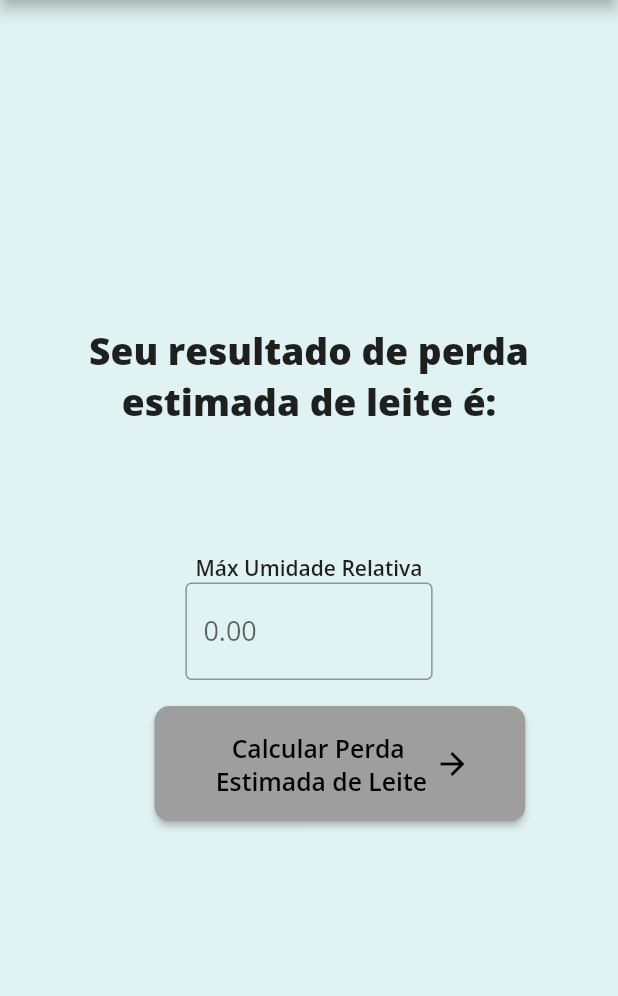
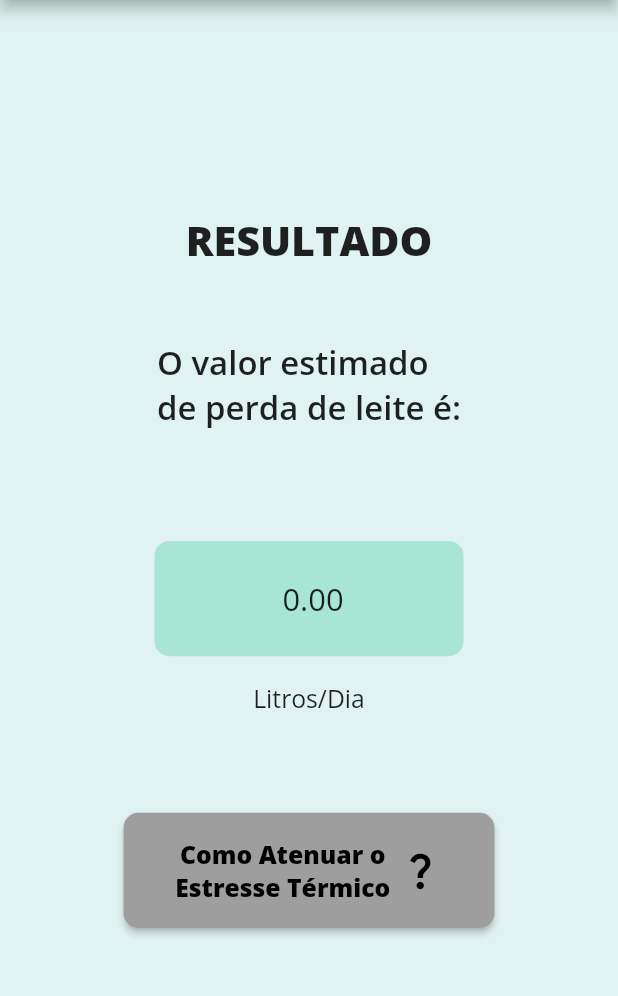
Before and after one commit to GabrielaMP00/app-bovconfort, a Flutter app: the Resultado_leite screen opened directly, on a phone screen of 412 x 824 dp, the part 84-1080 px from its top. Run offline on Flutter 3.47's test engine with Material 2 defaults, Android fonts, the phone set to English and light mode, and no system bars; our stand-ins replace auto_size_text, google_fonts, sizer.

Commit message:
leituras e resultado leite

```diff
--- a/lib/resultado_leite.dart
+++ b/lib/resultado_leite.dart
@@ -1,4 +1,5 @@
 
+import 'package:appbovconfort/dados.dart';
 import 'package:appbovconfort/faixa2.dart';
 import 'package:flutter/material.dart';
 import 'package:flutter/services.dart';
@@ -7,6 +8,7 @@ import 'package:appbovconfort/passos_br.dart';
 import 'package:appbovconfort/faixa3.dart';
 import 'package:appbovconfort/faixa4.dart';
 import 'package:appbovconfort/faixa5.dart';
+import 'package:appbovconfort/leituras_comp.dart';
 
 class Resultado_leite extends StatefulWidget {
   const Resultado_leite({super.key});
@@ -26,15 +28,14 @@ class _HomeState extends State<Resultado_leite> {
     var size = MediaQuery.of(context).size;
     var screenHeight = (size.height - appBar.preferredSize.height) -
         MediaQuery.of(context).padding.top;
-    final ButtonStyle botaoLeite = ElevatedButton.styleFrom(
+    final ButtonStyle botaoCalcular = ElevatedButton.styleFrom(
         foregroundColor: Colors.black,
         backgroundColor: Colors.grey,
         minimumSize: const Size(88, 36),
         padding: const EdgeInsets.symmetric(horizontal: 16),
         shape: const RoundedRectangleBorder(
           borderRadius: BorderRadius.all(Radius.circular(10)),
-      ),
-    );
+        ));
     return Scaffold(
         backgroundColor: Colors.teal[50],
         appBar: appBar,
@@ -44,78 +45,77 @@ class _HomeState extends State<Resultado_leite> {
                 crossAxisAlignment: CrossAxisAlignment.center,
                 children: <Widget>[
               Container(
+                  //color: Colors.blue,
                   height: screenHeight * .1,
-                  width: size.width*.8,
-                  margin: EdgeInsets.only(bottom: screenHeight * .05),
+                  //margin: EdgeInsets.only(bottom: screenHeight * .03),
+                    child: Text("RESULTADO",
+                        style: TextStyle(
+                            fontSize: 20.sp,
+                            fontFamily: "OpenSans",
+                            fontWeight: FontWeight.w800)),
+                  ),
+              Container(
+                  //color: Colors.green,
+                  height: screenHeight * .1,
+                  margin: EdgeInsets.only(bottom: screenHeight * .01),
                   child: Center(
-                    child: Text("Seu resultado de perda estimada de leite é:",
-                        textAlign: TextAlign.center,
+                    child: Text("O valor estimado \nde perda de leite é:",
                         style: TextStyle(
-                            fontSize: 18.sp,
+                        fontSize: 16.sp,
                         fontFamily: "OpenSans",
-                            fontWeight: FontWeight.w800,
+                        fontWeight: FontWeight.w600)),
+                        )
+              ),
+              SizedBox(height: size.height*.07),
+              Container(
+                  height: screenHeight * .1,
+                  width: size.width * .5,
+                  decoration: BoxDecoration(
+                      borderRadius: BorderRadius.circular(10.0),
+                      color: Color.fromARGB(255, 168, 229, 213),),
+                  //margin: EdgeInsets.only(bottom: screenHeight * .03),
+                  child: Center(
+                    child: Text(
+                        " 0.00",
+                        style: TextStyle(
+                            fontSize: 15.sp,
+                            fontFamily: "OpenSans",
+                            fontWeight: FontWeight.w400)),
                   )),
-                  )),
-              SizedBox(height: size.height*0.05),
-                  Column(children: <Widget>[
-                    Text("Máx Umidade Relativa",
-                        style: TextStyle(fontWeight: FontWeight.w600)),
-                    SizedBox(
-                      width: size.width*0.4,
-                      height: size.height*0.1,
-                      child: TextField(
-                        keyboardType: TextInputType.number,
-                        inputFormatters: [
-                          FilteringTextInputFormatter.digitsOnly,
-                          LengthLimitingTextInputFormatter(4),
-                        ],
-                        decoration: const InputDecoration(
-                            hintText: "0.00",
-                            border: OutlineInputBorder(),
-                            fillColor: Colors.white),
-                        style: TextStyle(fontSize: 18),
-                      ),
-                    ),
-                  ]),
-                  SizedBox(width: 10),
-              Row(
-                mainAxisAlignment: MainAxisAlignment.center,
-                children: <Widget>[
-                  SizedBox(width: size.width * .1),
+                  SizedBox(height: size.height*.02),
+              Container(child: Center(child: Text("Litros/Dia", style: TextStyle(fontSize: 12.sp)))),
+              SizedBox(height: size.height*.08),
               Container(
                   width: size.width * .6,
                   height: screenHeight * .1,
                   child: ElevatedButton(
-                  style: botaoLeite,
+                    style: botaoCalcular,
                     onPressed: () {
                       Navigator.push(
                               context,
                               MaterialPageRoute(
-                            builder: (context) => const Resultado_leite()));
+                                  builder: (context) => const Dados()));
                     },
                     child: Row(
                       mainAxisSize: MainAxisSize.min,
                       children: [
-                      Text('Calcular Perda \n Estimada de Leite',
+                        Text('Como Atenuar o\nEstresse Térmico',
                         textAlign: TextAlign.center,
                         style: TextStyle(
                           fontSize: 12.sp,
-                            fontWeight: FontWeight.w600,
+                          fontWeight: FontWeight.w800,
                         )), // <-- Text
                         SizedBox(
                           width: 5,
                         ),
                         Icon(
                           // <-- Icon
-                        Icons.arrow_forward,
-                        size: 24.0,
+                          Icons.question_mark_outlined,
+                          size: 30.0,
                         ),
                       ],
                     ),
-                ),
-              ),
-                ],
-              ),
+                  ),),
               SizedBox(height: screenHeight * .01),
             ])));
   }
```
Also changed, not shown: lib/dados.dart (+40 -18 lines), lib/leituras_comp.dart (added, +139 -0 lines). Lines whose indentation alone changed are shown as unchanged.
